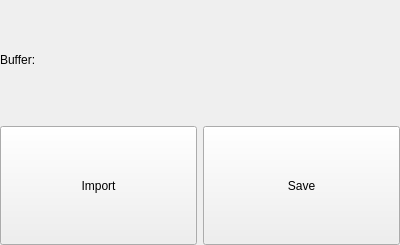
First picture: the form in Widgets/Resources/UI/qSlicerTransformBufferWidget.ui, repository PerkTutor/PerkTutor, before the edit.
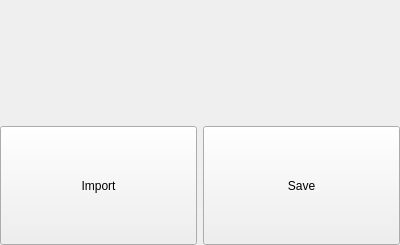
Second picture: the form after the edit. Custom widgets are drawn as their Qt base class.

Commit message: Removing Transform Recorder module node and replacing with transform buffer node. Logic acts on the transform buffer that is selected.

The edit to the form file:
```diff
--- a/Widgets/Resources/UI/qSlicerTransformBufferWidget.ui
+++ b/Widgets/Resources/UI/qSlicerTransformBufferWidget.ui
@@ -25,21 +25,11 @@
    </property>
    <item>
     <layout class="QHBoxLayout" name="horizontalLayout">
-     <item>
-      <widget class="QLabel" name="BufferLabel">
-       <property name="sizePolicy">
-        <sizepolicy hsizetype="Expanding" vsizetype="Expanding">
-         <horstretch>0</horstretch>
-         <verstretch>0</verstretch>
-        </sizepolicy>
-       </property>
-       <property name="text">
-        <string>Buffer:</string>
-       </property>
-      </widget>
-     </item>
      <item>
       <widget class="qMRMLNodeComboBox" name="BufferNodeComboBox">
+       <property name="enabled">
+        <bool>true</bool>
+       </property>
        <property name="sizePolicy">
         <sizepolicy hsizetype="Expanding" vsizetype="Expanding">
          <horstretch>0</horstretch>
```
Left out of the diff: 12 changed lines with no effect on the pictures. The commit also changes 15 other files.
